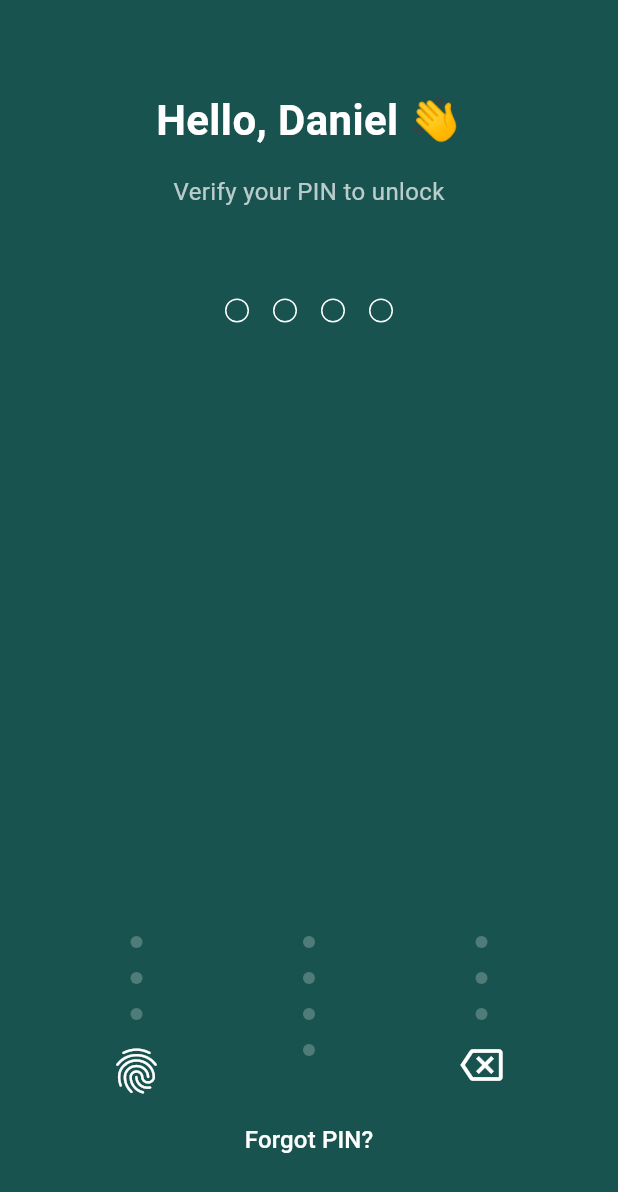
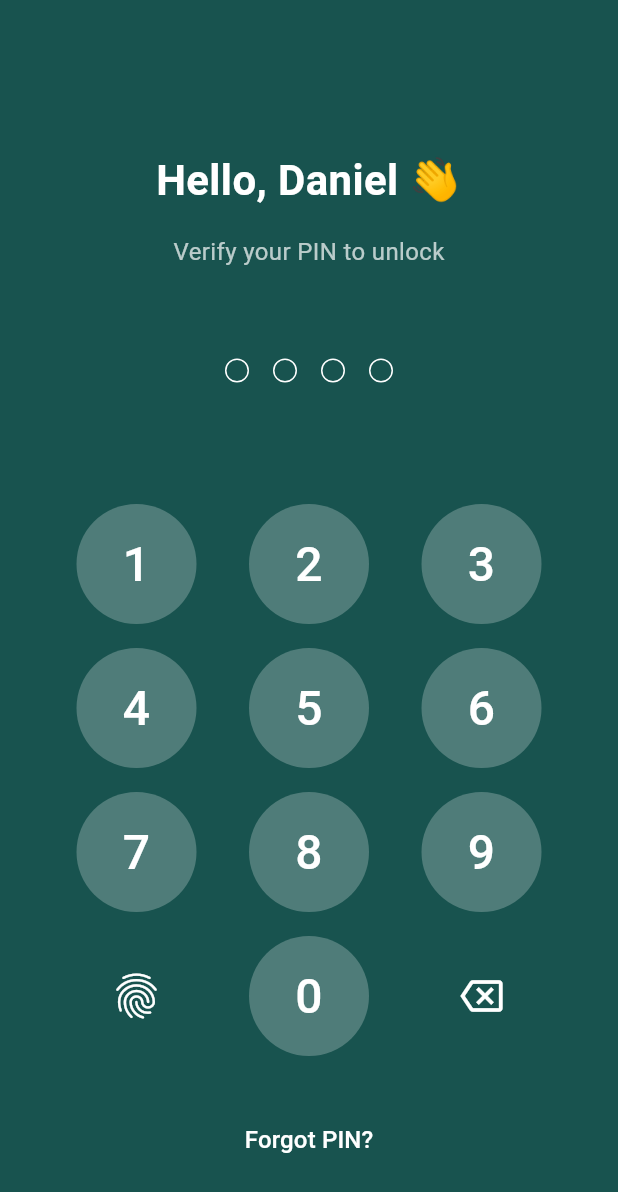
Before and after one commit to Daniel-Kav/Pretium-finance-app, a Flutter app: the screen it shows after launch, after a tap on "Login", on a phone screen of 412 x 824 dp. Shown: the top 1192 px of the screen. Run offline on Flutter 3.47's test engine with Material 3 defaults, Android fonts, the phone set to English and light mode, and no system bars.

Commit message:
refactor(ui): update login and signup page styles and navigation
- Remove background color and adjust text colors in login page for better readability
- Update button heights and spacing in login pin page for improved UI consistency
- Add navigation from signup page to login page for seamless user experience

```diff
--- a/pretium/lib/login_page.dart
+++ b/pretium/lib/login_page.dart
@@ -18,7 +18,6 @@ class _LoginPageState extends State<LoginPage> {
   @override
   Widget build(BuildContext context) {
     return Scaffold(
-      backgroundColor: const Color(0xFF18534F),
       body: SafeArea(
         child: Center(
           child: SingleChildScrollView(
@@ -38,28 +37,20 @@ class _LoginPageState extends State<LoginPage> {
                 const SizedBox(height: 32),
                 const Text(
                   'Welcome Back!',
-                  style: TextStyle(fontSize: 28, fontWeight: FontWeight.bold, color: Colors.white),
+                  style: TextStyle(fontSize: 28, fontWeight: FontWeight.bold),
                 ),
                 const SizedBox(height: 8),
                 const Text(
                   'Sign in to continue',
-                  style: TextStyle(fontSize: 16, color: Colors.white70),
+                  style: TextStyle(fontSize: 16, color: Colors.grey),
                 ),
                 const SizedBox(height: 32),
                 TextField(
                   controller: _emailController,
                   decoration: InputDecoration(
-                    prefixIcon: Icon(Icons.email_outlined, color: Colors.white),
+                    prefixIcon: Icon(Icons.email_outlined, color: Color(0xFF18534F)),
                     labelText: 'Email',
-                    labelStyle: TextStyle(color: Colors.white70),
-                    border: OutlineInputBorder(
-                      borderRadius: BorderRadius.circular(12),
-                      borderSide: BorderSide(color: Colors.white),
-                    ),
-                    enabledBorder: OutlineInputBorder(
-                      borderRadius: BorderRadius.circular(12),
-                      borderSide: BorderSide(color: Colors.white54),
-                    ),
+                    border: OutlineInputBorder(borderRadius: BorderRadius.circular(12)),
                   ),
                   keyboardType: TextInputType.emailAddress,
                 ),
@@ -68,17 +59,9 @@ class _LoginPageState extends State<LoginPage> {
                   controller: _passwordController,
                   obscureText: _obscurePassword,
                   decoration: InputDecoration(
-                    prefixIcon: Icon(Icons.lock_outline, color: Colors.white),
+                    prefixIcon: Icon(Icons.lock_outline, color: Color(0xFF18534F)),
                     labelText: 'Password',
-                    labelStyle: TextStyle(color: Colors.white70),
-                    border: OutlineInputBorder(
-                      borderRadius: BorderRadius.circular(12),
-                      borderSide: BorderSide(color: Colors.white),
-                    ),
-                    enabledBorder: OutlineInputBorder(
-                      borderRadius: BorderRadius.circular(12),
-                      borderSide: BorderSide(color: Colors.white54),
-                    ),
+                    border: OutlineInputBorder(borderRadius: BorderRadius.circular(12)),
                     suffixIcon: IconButton(
                       icon: Icon(_obscurePassword ? Icons.visibility_off : Icons.visibility),
                       onPressed: () {
@@ -100,11 +83,11 @@ class _LoginPageState extends State<LoginPage> {
                         });
                       },
                     ),
-                    const Text('Remember me', style: TextStyle(color: Colors.white70)),
+                    const Text('Remember me'),
                     const Spacer(),
                     TextButton(
                       onPressed: () {},
-                      child: const Text('Forgot Password?', style: TextStyle(color: Colors.white)),
+                      child: const Text('Forgot Password?', style: TextStyle(color: Color(0xFF18534F))),
                     ),
                   ],
                 ),
@@ -124,14 +107,14 @@ class _LoginPageState extends State<LoginPage> {
                         MaterialPageRoute(builder: (context) => const LoginPinPage()),
                       );
                     },
-                    child: const Text('Login', style: TextStyle(fontSize: 18)),
+                    child: const Text('Login', style: TextStyle(fontSize: 18, color: Colors.white)),
                   ),
                 ),
                 const SizedBox(height: 32),
                 Row(
                   mainAxisAlignment: MainAxisAlignment.center,
                   children: [
-                    const Text("Don't have an account? ", style: TextStyle(color: Colors.white70)),
+                    const Text("Don't have an account? "),
                     GestureDetector(
                       onTap: () {
                         Navigator.of(context).push(
@@ -141,7 +124,7 @@ class _LoginPageState extends State<LoginPage> {
                       child: const Text(
                         'Sign Up',
                         style: TextStyle(
-                          color: Colors.white,
+                          color: Color(0xFF18534F),
                           fontWeight: FontWeight.bold,
                         ),
                       ),
--- a/pretium/lib/login_pin_page.dart
+++ b/pretium/lib/login_pin_page.dart
@@ -68,7 +68,7 @@ class _LoginPinPageState extends State<LoginPinPage> {
       onTap: onTap ?? () => _addDigit(value),
       child: Container(
         width: 80,
-        height: 8,
+        height: 80,
         margin: const EdgeInsets.all(8),
         decoration: BoxDecoration(
           shape: BoxShape.circle,
@@ -101,7 +101,7 @@ class _LoginPinPageState extends State<LoginPinPage> {
           padding: const EdgeInsets.symmetric(horizontal: 24.0),
           child: Column(
             children: [
-              const SizedBox(height: 60),
+              const SizedBox(height: 100),
               const Text(
                 'Hello, Daniel 👋',
                 style: TextStyle(
--- a/pretium/lib/signup_page.dart
+++ b/pretium/lib/signup_page.dart
@@ -1,5 +1,6 @@
 import 'package:flutter/material.dart';
 import 'verify_account_page.dart';
+import 'login_page.dart';
 
 
 class SignupPage extends StatefulWidget {
@@ -222,7 +223,9 @@ class _SignupPageState extends State<SignupPage> {
                     ),
                     TextButton(
                       onPressed: () {
-                        // Handle login
+                        Navigator.of(context).push(
+                          MaterialPageRoute(builder: (context) => const LoginPage()),
+                        );
                       },
                       child: const Text(
                         'Login',
```
